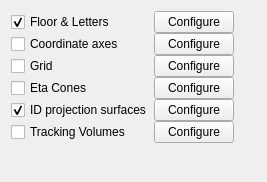
Above: graphics/VP1/VP1Systems/VP1GuideLineSystems/src/guidelinescontrollerform.ui from rolandjansky/athena before the change. Below: the same form after it.
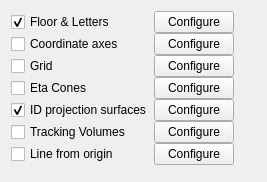
That is the form after the change.

Patch:
```diff
--- a/graphics/VP1/VP1Systems/VP1GuideLineSystems/src/guidelinescontrollerform.ui
+++ b/graphics/VP1/VP1Systems/VP1GuideLineSystems/src/guidelinescontrollerform.ui
@@ -123,6 +123,23 @@
        </property>
       </widget>
      </item>
+     <item row="7" column="0">
+      <widget class="QCheckBox" name="checkBox_lines">
+       <property name="text">
+        <string>Line from origin</string>
+       </property>
+       <property name="checked">
+        <bool>false</bool>
+       </property>
+      </widget>
+     </item>
+     <item row="7" column="1">
+      <widget class="QPushButton" name="pushButton_settings_lines">
+       <property name="text">
+        <string>Configure</string>
+       </property>
+      </widget>
+     </item>
     </layout>
    </item>
    <item row="0" column="1" >
```
Left out of the diff: 115 changed lines with no effect on the pictures.
